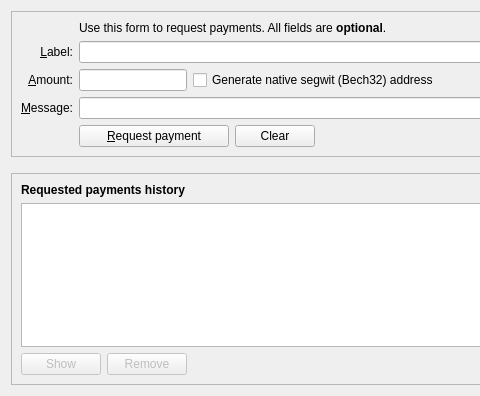
Above: src/qt/forms/receivecoinsdialog.ui from Ultracoins/Ultracoin before the change; both pictures show x 0 to 480 and y 0 to 396 of the 776 by 396 pixel window. Below: the same form after it.
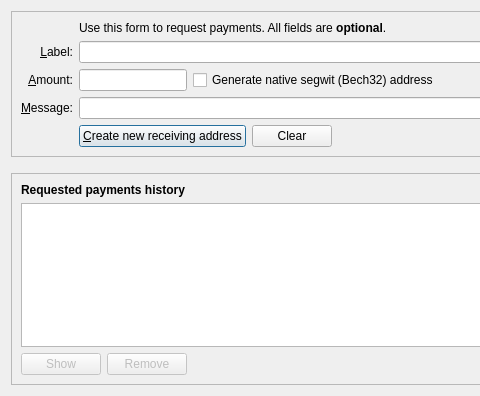
That is the form after the change. Icons and pictures are not drawn. Custom widgets are drawn as their Qt base class.

What changed in the file:
```diff
--- a/src/qt/forms/receivecoinsdialog.ui
+++ b/src/qt/forms/receivecoinsdialog.ui
@@ -1,7 +1,7 @@
 <?xml version="1.0" encoding="UTF-8"?>
 <ui version="4.0">
  <class>ReceiveCoinsDialog</class>
- <widget class="QWidget" name="ReceiveCoinsDialog">
+ <widget class="QDialog" name="ReceiveCoinsDialog">
   <property name="geometry">
    <rect>
     <x>0</x>
@@ -108,12 +108,18 @@
              </size>
             </property>
             <property name="text">
-             <string>&amp;Request payment</string>
+             <string>&amp;Create new receiving address</string>
             </property>
             <property name="icon">
              <iconset resource="../bitcoin.qrc">
               <normaloff>:/icons/receiving_addresses</normaloff>:/icons/receiving_addresses</iconset>
             </property>
+            <property name="autoDefault">
+             <bool>false</bool>
+            </property>
+            <property name="default">
+             <bool>true</bool>
+            </property>
            </widget>
           </item>
           <item>
```
Left out of the diff: 20 changed lines with no effect on the pictures.
